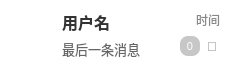
BaijiuChat/BC_Client, file chatitemwidget.ui: the form before one commit.
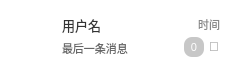
The form after the commit.

What changed in the file:
```diff
--- a/chatitemwidget.ui
+++ b/chatitemwidget.ui
@@ -44,13 +44,13 @@
     <number>12</number>
    </property>
    <property name="topMargin">
-    <number>10</number>
+    <number>15</number>
    </property>
    <property name="rightMargin">
     <number>20</number>
    </property>
    <property name="bottomMargin">
-    <number>12</number>
+    <number>15</number>
    </property>
    <item>
     <widget class="QLabel" name="m_avatarLabel">
@@ -93,10 +93,16 @@
      </property>
      <item>
       <widget class="QLabel" name="m_nameLabel">
+       <property name="sizePolicy">
+        <sizepolicy hsizetype="Expanding" vsizetype="Preferred">
+         <horstretch>0</horstretch>
+         <verstretch>0</verstretch>
+        </sizepolicy>
+       </property>
        <property name="font">
         <font>
-         <pointsize>12</pointsize>
-         <bold>true</bold>
+         <pointsize>10</pointsize>
+         <bold>false</bold>
         </font>
        </property>
        <property name="styleSheet">
@@ -107,11 +113,31 @@
        </property>
       </widget>
      </item>
+     <item>
+      <spacer name="verticalSpacer">
+       <property name="orientation">
+        <enum>Qt::Orientation::Vertical</enum>
+       </property>
+       <property name="sizeHint" stdset="0">
+        <size>
+         <width>20</width>
+         <height>40</height>
+        </size>
+       </property>
+      </spacer>
+     </item>
      <item>
       <widget class="QLabel" name="m_messageLabel">
+       <property name="sizePolicy">
+        <sizepolicy hsizetype="Expanding" vsizetype="Preferred">
+         <horstretch>0</horstretch>
+         <verstretch>0</verstretch>
+        </sizepolicy>
+       </property>
        <property name="font">
         <font>
-         <pointsize>10</pointsize>
+         <pointsize>8</pointsize>
+         <bold>false</bold>
         </font>
        </property>
        <property name="styleSheet">
@@ -133,7 +159,7 @@
       <widget class="QLabel" name="m_timeLabel">
        <property name="font">
         <font>
-         <pointsize>9</pointsize>
+         <pointsize>8</pointsize>
         </font>
        </property>
        <property name="styleSheet">
@@ -176,7 +202,7 @@
          <property name="sizeHint" stdset="0">
           <size>
            <width>0</width>
-           <height>27</height>
+           <height>16</height>
           </size>
          </property>
         </spacer>
@@ -184,7 +210,7 @@
        <item>
         <widget class="QLabel" name="m_unreadLabel">
          <property name="sizePolicy">
-          <sizepolicy hsizetype="Fixed" vsizetype="Fixed">
+          <sizepolicy hsizetype="Preferred" vsizetype="Fixed">
            <horstretch>0</horstretch>
            <verstretch>0</verstretch>
           </sizepolicy>
@@ -226,8 +252,8 @@
          </property>
          <property name="minimumSize">
           <size>
-           <width>16</width>
-           <height>16</height>
+           <width>12</width>
+           <height>12</height>
           </size>
          </property>
          <property name="font">
```
